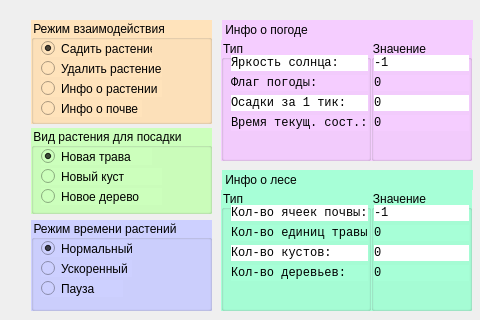
Qt form Forest/mainwidget.ui (GulinAlexey/Prakt2021) before a commit; both pictures show x 879 to 1359 and y 0 to 320 of the 1359 by 705 pixel window.
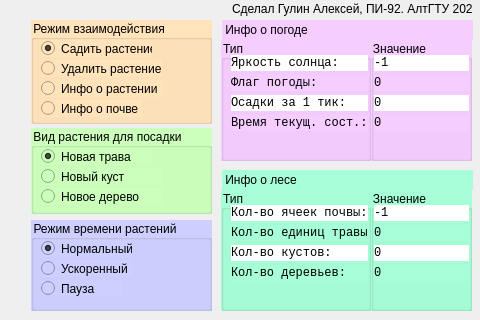
The same form after that commit. Icons and pictures are not drawn.

Patch:
```diff
--- a/Forest/mainwidget.ui
+++ b/Forest/mainwidget.ui
@@ -7007,6 +7007,19 @@
     <string>Всего браконьеров поймано: 0</string>
    </property>
   </widget>
+  <widget class="QLabel" name="creator_info">
+   <property name="geometry">
+    <rect>
+     <x>1111</x>
+     <y>1</y>
+     <width>241</width>
+     <height>16</height>
+    </rect>
+   </property>
+   <property name="text">
+    <string>Сделал Гулин Алексей, ПИ-92. АлтГТУ 2021 г.</string>
+   </property>
+  </widget>
  </widget>
  <resources/>
  <connections/>
```
